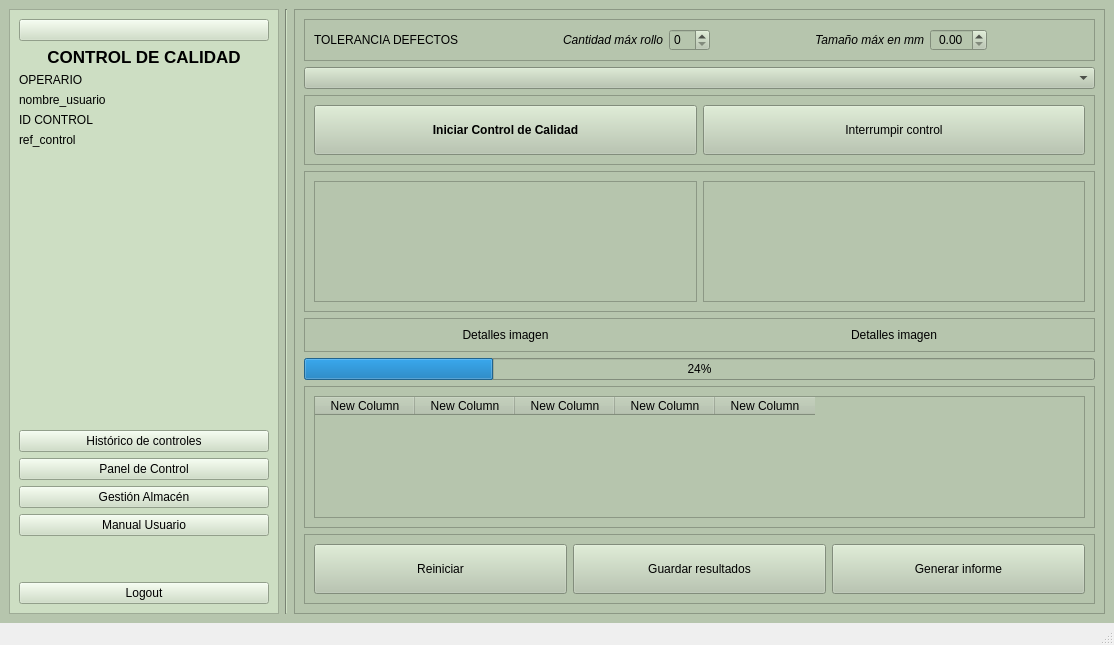
Old version of the form frontend/UI/menu_principal_v2.ui in the repository PacoG86/isli.
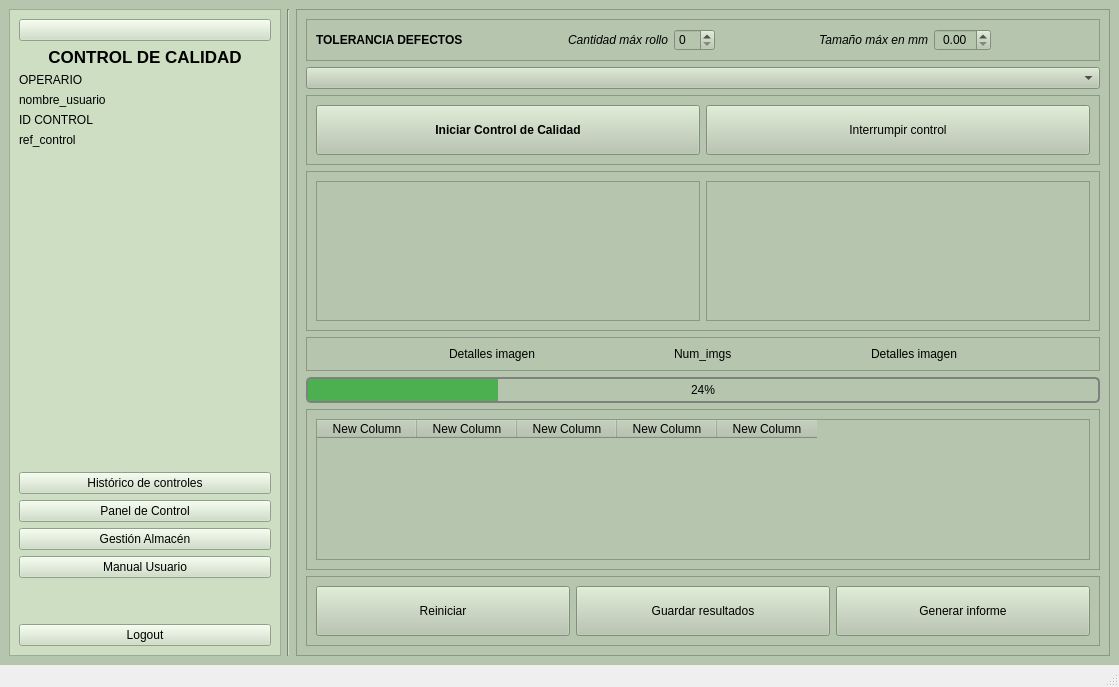
New version of the form. Icons and pictures are not drawn.

Patch:
```diff
--- a/frontend/UI/menu_principal_v2.ui
+++ b/frontend/UI/menu_principal_v2.ui
@@ -6,8 +6,8 @@
    <rect>
     <x>0</x>
     <y>0</y>
-    <width>1114</width>
-    <height>645</height>
+    <width>1119</width>
+    <height>687</height>
    </rect>
   </property>
   <property name="minimumSize">
@@ -31,6 +31,12 @@
       </property>
       <item>
        <widget class="QFrame" name="barra_izq_frame">
+        <property name="sizePolicy">
+         <sizepolicy hsizetype="Expanding" vsizetype="Expanding">
+          <horstretch>0</horstretch>
+          <verstretch>0</verstretch>
+         </sizepolicy>
+        </property>
         <property name="styleSheet">
          <string notr="true">background-color: rgb(205, 222, 195);</string>
         </property>
@@ -199,6 +205,11 @@
            <layout class="QHBoxLayout" name="horizontalLayout_8" stretch="0,0,0,0,0,0,0,0">
             <item>
              <widget class="QLabel" name="label_8">
+              <property name="font">
+               <font>
+                <bold>true</bold>
+               </font>
+              </property>
               <property name="text">
                <string>TOLERANCIA DEFECTOS</string>
               </property>
@@ -371,7 +382,7 @@
            <property name="frameShadow">
             <enum>QFrame::Shadow::Raised</enum>
            </property>
-           <layout class="QHBoxLayout" name="horizontalLayout_3">
+           <layout class="QHBoxLayout" name="horizontalLayout_3" stretch="1,0,1">
             <item>
              <widget class="QLabel" name="label_6">
               <property name="text">
@@ -382,6 +393,13 @@
               </property>
              </widget>
             </item>
+            <item>
+             <widget class="QLabel" name="label_contador">
+              <property name="text">
+               <string>Num_imgs</string>
+              </property>
+             </widget>
+            </item>
             <item>
              <widget class="QLabel" name="label_5">
               <property name="text">
@@ -397,6 +415,33 @@
          </item>
          <item>
           <widget class="QProgressBar" name="progressBar">
+           <property name="font">
+            <font>
+             <underline>false</underline>
+             <kerning>true</kerning>
+            </font>
+           </property>
+           <property name="mouseTracking">
+            <bool>false</bool>
+           </property>
+           <property name="autoFillBackground">
+            <bool>false</bool>
+           </property>
+           <property name="styleSheet">
+            <string notr="true">QProgressBar {
+    border: 2px solid grey;
+    border-radius: 5px;
+    text-align: center;
+}
+
+QProgressBar::chunk {
+    background-color: #4CAF50;
+    width: 10px;
+}</string>
+           </property>
+           <property name="maximum">
+            <number>100</number>
+           </property>
            <property name="value">
             <number>24</number>
            </property>
```
Left out of the diff: 2 changed lines with no effect on the pictures.
